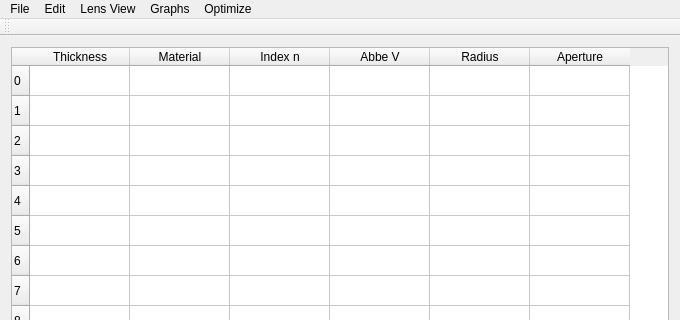
Before: the Qt Designer form QtGui/mainwindow.ui in dinosauria123/Koko, drawn with Qt 5; both pictures show x 0 to 680 and y 0 to 320 of the 680 by 670 pixel window.
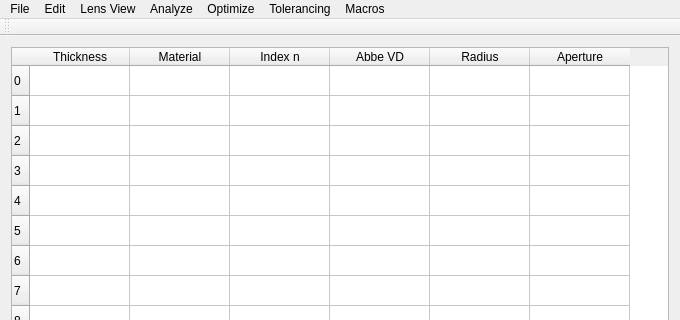
After: the same form once the commit is applied.

Commit message: Renamed some menu items

Patch:
```diff
--- a/QtGui/mainwindow.ui
+++ b/QtGui/mainwindow.ui
@@ -130,7 +130,7 @@
         </column>
         <column>
          <property name="text">
-          <string>Abbe V</string>
+          <string>Abbe VD</string>
          </property>
         </column>
         <column>
@@ -241,7 +241,7 @@
    </widget>
    <widget class="QMenu" name="menuGraphs">
     <property name="title">
-     <string>Graphs</string>
+     <string>Analyze</string>
     </property>
     <widget class="QMenu" name="menuAberration_Fans">
      <property name="title">
@@ -340,11 +340,23 @@
     </property>
     <addaction name="actionInput_Variables"/>
    </widget>
+   <widget class="QMenu" name="menuTolerancing">
+    <property name="title">
+     <string>Tolerancing</string>
+    </property>
+   </widget>
+   <widget class="QMenu" name="menuMacros">
+    <property name="title">
+     <string>Macros</string>
+    </property>
+   </widget>
    <addaction name="menuFile"/>
    <addaction name="menuEdit"/>
    <addaction name="menuLens_View"/>
    <addaction name="menuGraphs"/>
    <addaction name="menuOptimize"/>
+   <addaction name="menuTolerancing"/>
+   <addaction name="menuMacros"/>
   </widget>
   <widget class="QToolBar" name="mainToolBar">
    <attribute name="toolBarArea">
```
